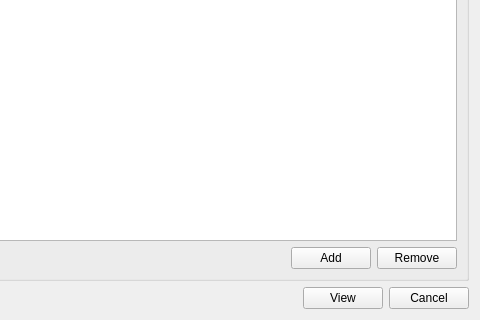
Before: the Qt Designer form hdbextractor/trunk/qt/QHdbExtractor/src/widgets/configWidget.ui in bourtemb/hdbpp-test, drawn with Qt 5; both pictures show x 366 to 846 and y 325 to 645 of the 846 by 645 pixel window.
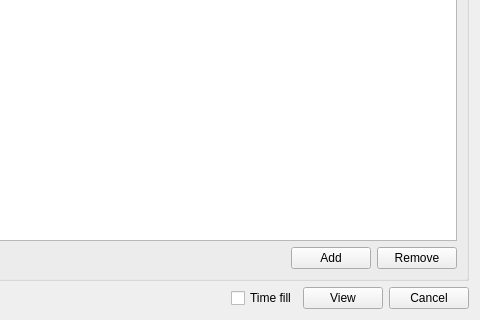
After: the same form once the commit is applied.

Commit message: DateTimeUtils and TimeInterval

Patch:
```diff
--- a/hdbextractor/trunk/qt/QHdbExtractor/src/widgets/configWidget.ui
+++ b/hdbextractor/trunk/qt/QHdbExtractor/src/widgets/configWidget.ui
@@ -344,6 +344,16 @@
        </property>
       </spacer>
      </item>
+     <item>
+      <widget class="QCheckBox" name="cbTimeFill">
+       <property name="toolTip">
+        <string>&lt;html&gt;&lt;head/&gt;&lt;body&gt;&lt;p&gt;Fill the time axis so that each attribute has the same time scale&lt;/p&gt;&lt;/body&gt;&lt;/html&gt;</string>
+       </property>
+       <property name="text">
+        <string>Time fill</string>
+       </property>
+      </widget>
+     </item>
      <item>
       <widget class="QPushButton" name="pbView">
        <property name="toolTip">
```
The commit also changes 19 other files.
